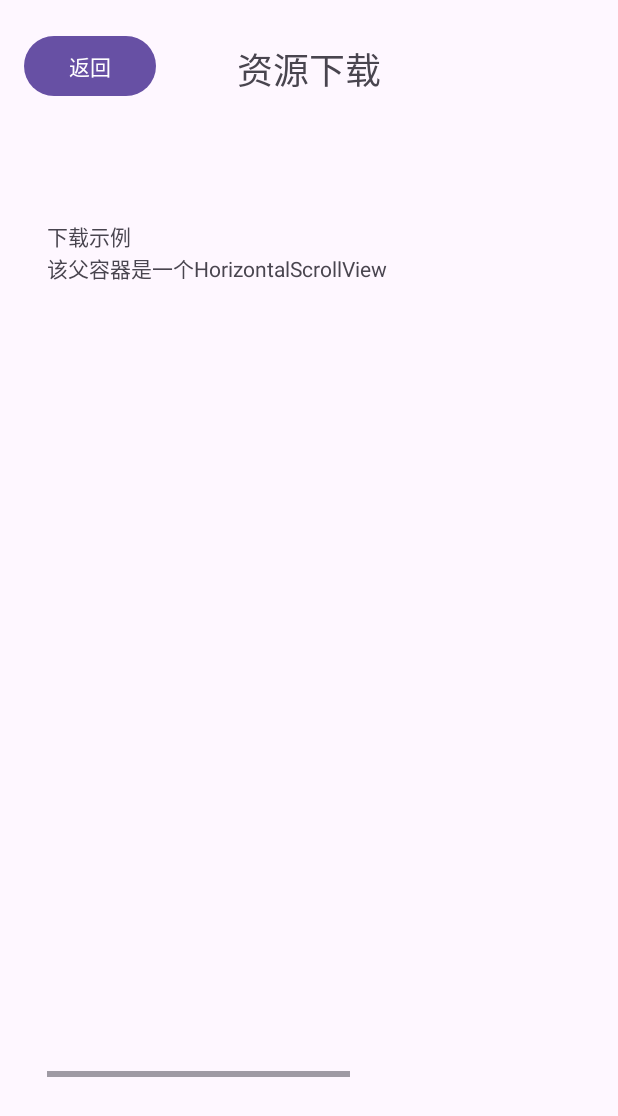
After one commit to SPM-9/SPM-9_mobile, an Android app: the Download screen opened directly, with no data from a screen before it, on a phone screen of 412 x 824 dp. The commit adds this screen. Shown: the top 1116 px of the screen. Run offline under Robolectric (Android 15) with nearby library versions, the phone set to English and light mode, and no system bars.

Commit message:
创建了四个activity及其UI: 1.选课 2.资源下载 3.讨论区 4.签到

```diff
--- /dev/null
+++ b/app/src/main/java/com/fxxkywcx/nostudy/ui/home/homeSubFunctions/Download.java
@@ -0,0 +1,14 @@
+package com.fxxkywcx.nostudy.ui.home.homeSubFunctions;
+
+import androidx.appcompat.app.AppCompatActivity;
+import android.os.Bundle;
+import com.fxxkywcx.nostudy.R;
+
+public class Download extends AppCompatActivity {
+
+    @Override
+    protected void onCreate(Bundle savedInstanceState) {
+        super.onCreate(savedInstanceState);
+        setContentView(R.layout.activity_download);
+    }
+}
--- /dev/null
+++ b/app/src/main/res/layout/activity_download.xml
@@ -0,0 +1,53 @@
+<?xml version="1.0" encoding="utf-8"?>
+<androidx.constraintlayout.widget.ConstraintLayout
+        xmlns:android="http://schemas.android.com/apk/res/android"
+        xmlns:tools="http://schemas.android.com/tools"
+        xmlns:app="http://schemas.android.com/apk/res-auto"
+        android:layout_width="match_parent"
+        android:layout_height="match_parent"
+        tools:context=".ui.home.homeSubFunctions.SelcetCourse">
+
+    <Button
+            android:text="返回"
+            android:layout_width="wrap_content"
+            android:layout_height="wrap_content" android:id="@+id/download_button_back"
+            app:layout_constraintBottom_toTopOf="@+id/download_guidelineH1"
+            app:layout_constraintTop_toTopOf="parent" app:layout_constraintEnd_toStartOf="@+id/download_guidelineV1"
+            app:layout_constraintStart_toStartOf="parent" app:layout_constraintHorizontal_bias="0.457"
+            app:layout_constraintVertical_bias="0.456"/>
+    <androidx.constraintlayout.widget.Guideline
+            android:orientation="horizontal"
+            android:layout_width="wrap_content"
+            android:layout_height="wrap_content" android:id="@+id/download_guidelineH1"
+            app:layout_constraintGuide_percent="0.11080711"/>
+    <androidx.constraintlayout.widget.Guideline
+            android:orientation="vertical"
+            android:layout_width="wrap_content"
+            android:layout_height="wrap_content" app:layout_constraintGuide_begin="123dp" android:id="@+id/download_guidelineV1"/>
+    <TextView
+            android:text="资源下载"
+            android:layout_width="wrap_content"
+            android:layout_height="wrap_content" android:id="@+id/download_textView_title"
+            app:layout_constraintTop_toTopOf="parent" app:layout_constraintStart_toStartOf="parent"
+            app:layout_constraintEnd_toEndOf="parent"
+            app:layout_constraintBottom_toTopOf="@+id/download_guidelineH1" android:textSize="24sp"/>
+    <HorizontalScrollView
+            android:layout_width="348dp"
+            android:layout_height="571dp"
+            app:layout_constraintTop_toTopOf="@+id/download_guidelineH1" app:layout_constraintStart_toStartOf="parent"
+            app:layout_constraintBottom_toBottomOf="parent" app:layout_constraintEnd_toEndOf="parent"
+            app:layout_constraintHorizontal_bias="0.492" app:layout_constraintVertical_bias="0.341"
+            android:id="@+id/download_HorizontalScrollView">
+        <LinearLayout android:layout_width="wrap_content" android:layout_height="match_parent"
+                      android:orientation="vertical" android:id="@+id/download_HorizontalScrollView_LinearLayout">
+            <TextView
+                    android:text="下载示例"
+                    android:layout_width="900px"
+                    android:layout_height="wrap_content" android:id="@+id/textView2"/>
+            <TextView
+                    android:text="该父容器是一个HorizontalScrollView"
+                    android:layout_width="match_parent"
+                    android:layout_height="wrap_content" android:id="@+id/textView3"/>
+        </LinearLayout>
+    </HorizontalScrollView>
+</androidx.constraintlayout.widget.ConstraintLayout>
--- /dev/null
+++ b/app/src/main/res/values-land/dimens.xml
@@ -0,0 +1,3 @@
+<resources>
+    <dimen name="fab_margin">48dp</dimen>
+</resources>
--- a/app/src/main/res/values-night/themes.xml
+++ b/app/src/main/res/values-night/themes.xml
@@ -13,4 +13,9 @@
         <item name="android:statusBarColor">?attr/colorPrimaryVariant</item>
         <!-- Customize your theme here. -->
     </style>
+    <!-- Base application theme. -->
+    <style name="Base.Theme.NoStudy" parent="Theme.Material3.DayNight.NoActionBar">
+        <!-- Customize your dark theme here. -->
+        <!-- <item name="colorPrimary">@color/my_dark_primary</item> -->
+    </style>
 </resources>
--- /dev/null
+++ b/app/src/main/res/values-v23/themes.xml
@@ -0,0 +1,8 @@
+<resources xmlns:tools="http://schemas.android.com/tools">
+    <style name="Theme.NoStudy" parent="Base.Theme.NoStudy">
+        <!-- Transparent system bars for edge-to-edge. -->
+        <item name="android:navigationBarColor">@android:color/transparent</item>
+        <item name="android:statusBarColor">@android:color/transparent</item>
+        <item name="android:windowLightStatusBar">?attr/isLightTheme</item>
+    </style>
+</resources>
--- /dev/null
+++ b/app/src/main/res/values-w1240dp/dimens.xml
@@ -0,0 +1,3 @@
+<resources>
+    <dimen name="fab_margin">200dp</dimen>
+</resources>
--- /dev/null
+++ b/app/src/main/res/values-w600dp/dimens.xml
@@ -0,0 +1,3 @@
+<resources>
+    <dimen name="fab_margin">48dp</dimen>
+</resources>
--- a/app/src/main/res/values/dimens.xml
+++ b/app/src/main/res/values/dimens.xml
@@ -2,4 +2,5 @@
     <!-- Default screen margins, per the Android Design guidelines. -->
     <dimen name="activity_horizontal_margin">16dp</dimen>
     <dimen name="activity_vertical_margin">16dp</dimen>
+    <dimen name="fab_margin">16dp</dimen>
 </resources>
--- a/app/src/main/res/values/themes.xml
+++ b/app/src/main/res/values/themes.xml
@@ -13,4 +13,9 @@
         <item name="android:statusBarColor">?attr/colorPrimaryVariant</item>
         <!-- Customize your theme here. -->
     </style>
+    <!-- Base application theme. -->
+    <style name="Base.Theme.NoStudy" parent="Theme.Material3.DayNight.NoActionBar">
+        <!-- Customize your light theme here. -->
+        <!-- <item name="colorPrimary">@color/my_light_primary</item> -->
+    </style>
 </resources>
```
Also changed, not shown: app/src/main/AndroidManifest.xml (+20 -2 lines), app/src/main/java/com/fxxkywcx/nostudy/ui/home/homeSubFunctions/Clock.java (added, +14 -0 lines), app/src/main/java/com/fxxkywcx/nostudy/ui/home/homeSubFunctions/Forum.java (added, +14 -0 lines), app/src/main/java/com/fxxkywcx/nostudy/ui/home/homeSubFunctions/SelcetCourse.java (added, +14 -0 lines), app/src/main/res/layout/activity_clock.xml (added, +53 -0 lines), app/src/main/res/layout/activity_forum.xml (added, +10 -0 lines), app/src/main/res/layout/activity_selcet_course.xml (added, +53 -0 lines), app/src/main/res/navigation/nav_graph.xml (added, +28 -0 lines), app/src/main/res/values/strings.xml (+50 -4 lines).
